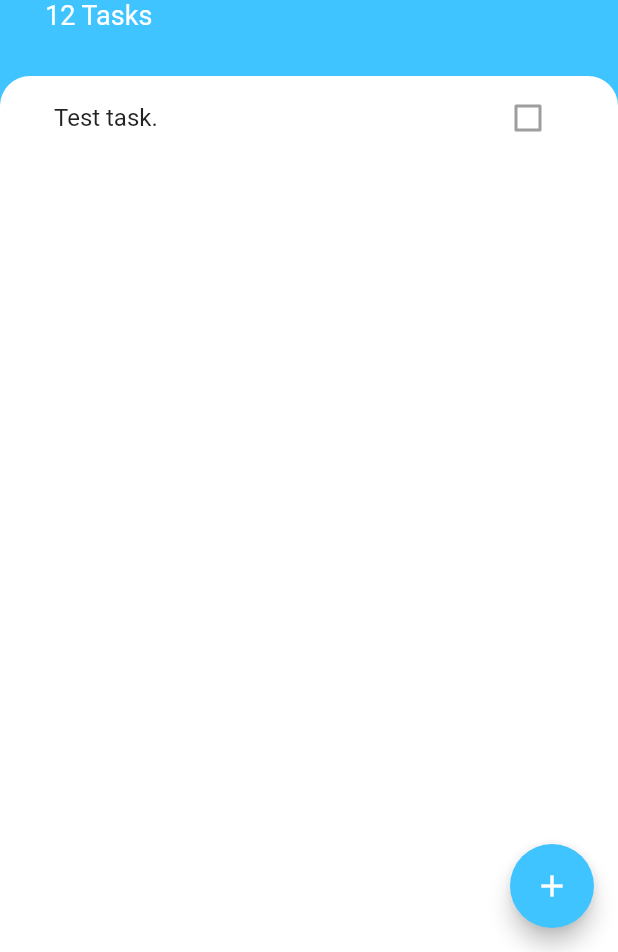
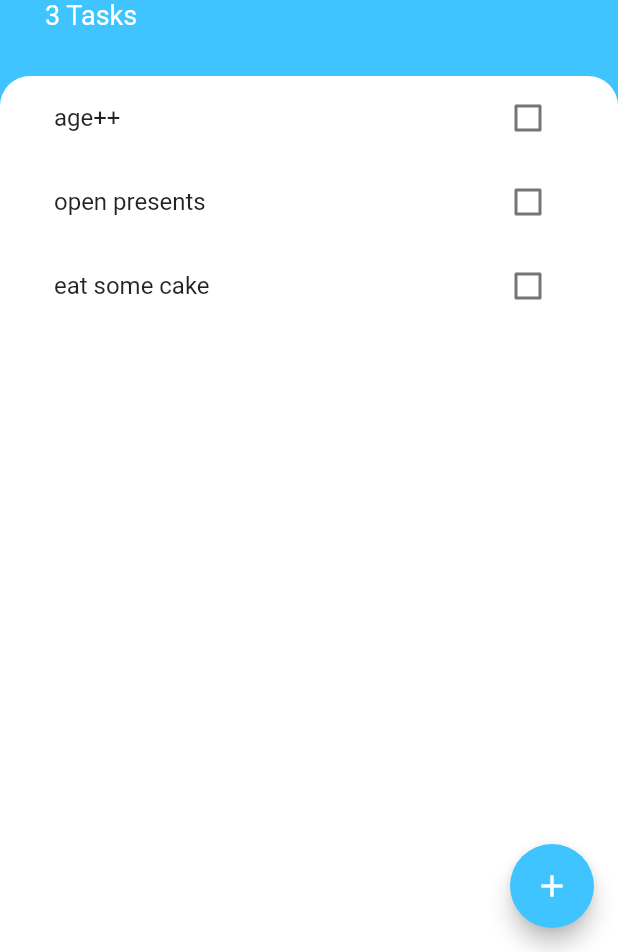
Before and after one commit to MartiinWalsh/todo-app, a Flutter app: the screen it shows after launch, on a phone screen of 412 x 824 dp, the part 284-1236 px from its top. Run offline on Flutter 3.47's test engine with Material 2 defaults, Android fonts, the phone set to English and light mode, and no system bars.

```diff
--- a/lib/main.dart
+++ b/lib/main.dart
@@ -1,13 +1,18 @@
 import 'package:flutter/material.dart';
+import 'package:provider/provider.dart';
 import 'package:todo_app/screens/task_screen.dart';
 
 void main() => runApp(MyApp());
 
 class MyApp extends StatelessWidget {
+  final String data = "";
   @override
   Widget build(BuildContext context) {
-    return MaterialApp(
-      home: TasksScreen(),
+    return Provider<String>(
+      create: (context) => data,
+      child: MaterialApp(
+        home: TasksScreen(),
+      ),
     );
   }
 }
--- /dev/null
+++ b/lib/models/task.dart
@@ -0,0 +1,9 @@
+class Task {
+  final String name;
+  bool isDone;
+  Task({this.name, this.isDone = false});
+
+  void toggleDone() {
+    isDone = !isDone;
+  }
+}
--- a/lib/screens/add_task_screen.dart
+++ b/lib/screens/add_task_screen.dart
@@ -1,8 +1,13 @@
 import 'package:flutter/material.dart';
 
 class AddTaskScreen extends StatelessWidget {
+  final Function addTaskCallback;
+  AddTaskScreen(this.addTaskCallback);
+
   @override
   Widget build(BuildContext context) {
+    String newTaskTitle;
+
     return Container(
       color: Color(0xff757575),
       child: Container(
@@ -28,16 +33,19 @@ class AddTaskScreen extends StatelessWidget {
             TextField(
               autofocus: true,
               textAlign: TextAlign.center,
+              onChanged: (newText) {
+                newTaskTitle = newText;
+              },
             ),
             FlatButton(
-              onPressed: () {
-                //Add task to list
-              },
               child: Text(
                 'Add',
                 style: TextStyle(color: Colors.white),
               ),
               color: Colors.lightBlueAccent,
+              onPressed: () {
+                addTaskCallback(newTaskTitle);
+              },
             )
           ],
         ),
--- a/lib/screens/task_screen.dart
+++ b/lib/screens/task_screen.dart
@@ -1,9 +1,20 @@
-import 'package:flutter/cupertino.dart';
 import 'package:flutter/material.dart';
+import 'package:todo_app/models/task.dart';
 import 'package:todo_app/screens/add_task_screen.dart';
 import 'package:todo_app/widgets/tasks_list.dart';
 
-class TasksScreen extends StatelessWidget {
+class TasksScreen extends StatefulWidget {
+  @override
+  _TasksScreenState createState() => _TasksScreenState();
+}
+
+class _TasksScreenState extends State<TasksScreen> {
+  List<Task> tasks = [
+    Task(name: "age++"),
+    Task(name: 'open presents'),
+    Task(name: 'eat some cake'),
+  ];
+
   @override
   Widget build(BuildContext context) {
     return Scaffold(
@@ -19,8 +30,15 @@ class TasksScreen extends StatelessWidget {
               child: Container(
                 padding: EdgeInsets.only(
                     bottom: MediaQuery.of(context).viewInsets.bottom),
-                    child: AddTaskScreen(),
-                  )));
+                child: AddTaskScreen((newTaskTitle) {
+                  setState(() {
+                    tasks.add(Task(name: newTaskTitle));
+                  });
+                  Navigator.pop(context);
+                }),
+              ),
+            ),
+          );
         },
       ),
       body: Column(
@@ -57,7 +75,7 @@ class TasksScreen extends StatelessWidget {
                   ),
                 ),
                 Text(
-                  '12 Tasks',
+                  '${tasks.length} Tasks',
                   style: TextStyle(
                     color: Colors.white,
                     fontSize: 18,
@@ -74,7 +92,7 @@ class TasksScreen extends StatelessWidget {
                   borderRadius: BorderRadius.only(
                       topLeft: Radius.circular(20),
                       topRight: Radius.circular(20))),
-              child: TasksList(),
+              child: TasksList(tasks: tasks),
             ),
           )
         ],
--- a/lib/widgets/task_tile.dart
+++ b/lib/widgets/task_tile.dart
@@ -1,11 +1,25 @@
 import 'package:flutter/material.dart';
 
 class TaskTile extends StatelessWidget {
+  final bool isChecked;
+  final String title;
+  final Function checkboxCallback;
+
+  TaskTile({this.isChecked, this.title, this.checkboxCallback});
+
   @override
   Widget build(BuildContext context) {
     return ListTile(
-      title: Text('Test task.'),
-      trailing: Checkbox(value: false),
+      title: Text(
+        title,
+        style: TextStyle(
+            decoration: isChecked ? TextDecoration.lineThrough : null),
+      ),
+      trailing: Checkbox(
+        activeColor: Colors.lightBlueAccent,
+        value: isChecked,
+        onChanged: checkboxCallback,
+      ),
     );
   }
 }
--- a/lib/widgets/tasks_list.dart
+++ b/lib/widgets/tasks_list.dart
@@ -1,13 +1,29 @@
 import 'package:flutter/material.dart';
+import 'package:todo_app/models/task.dart';
 import 'package:todo_app/widgets/task_tile.dart';
 
-class TasksList extends StatelessWidget {
+class TasksList extends StatefulWidget {
+  final List<Task> tasks;
+  TasksList({this.tasks});
+  @override
+  _TasksListState createState() => _TasksListState();
+}
+
+class _TasksListState extends State<TasksList> {
   @override
   Widget build(BuildContext context) {
-    return ListView(
-      children: [
-        TaskTile(),
-      ],
+    return ListView.builder(
+      itemBuilder: (context, index) {
+        return TaskTile(
+            title: widget.tasks[index].name,
+            isChecked: widget.tasks[index].isDone,
+            checkboxCallback: (checkboxState) {
+              setState(() {
+                widget.tasks[index].toggleDone();
+              });
+            });
+      },
+      itemCount: widget.tasks.length,
     );
   }
 }
```
Also changed, not shown: pubspec.yaml (+2 -45 lines), pubspec.lock. Lines whose indentation alone changed are shown as unchanged.
